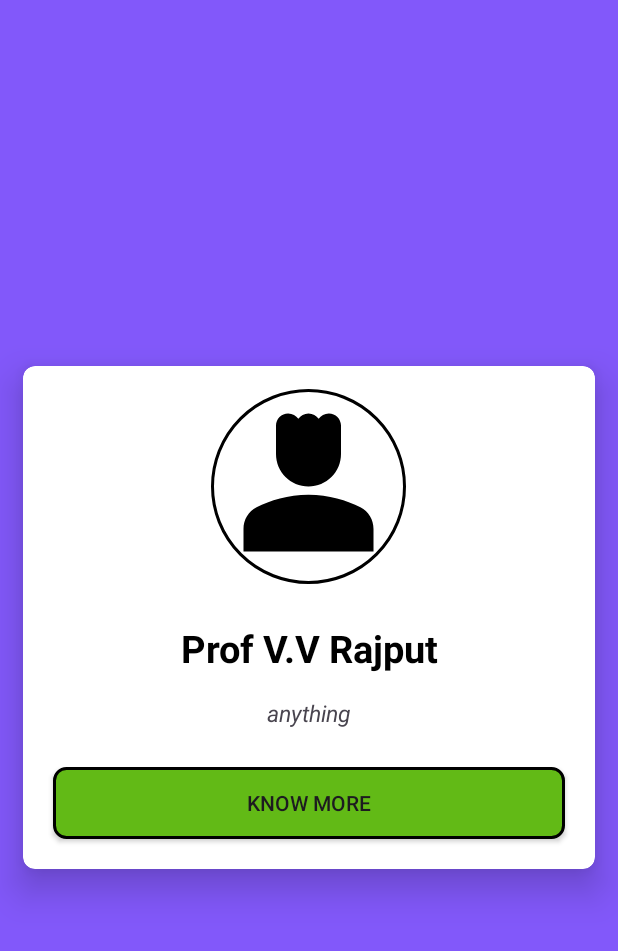
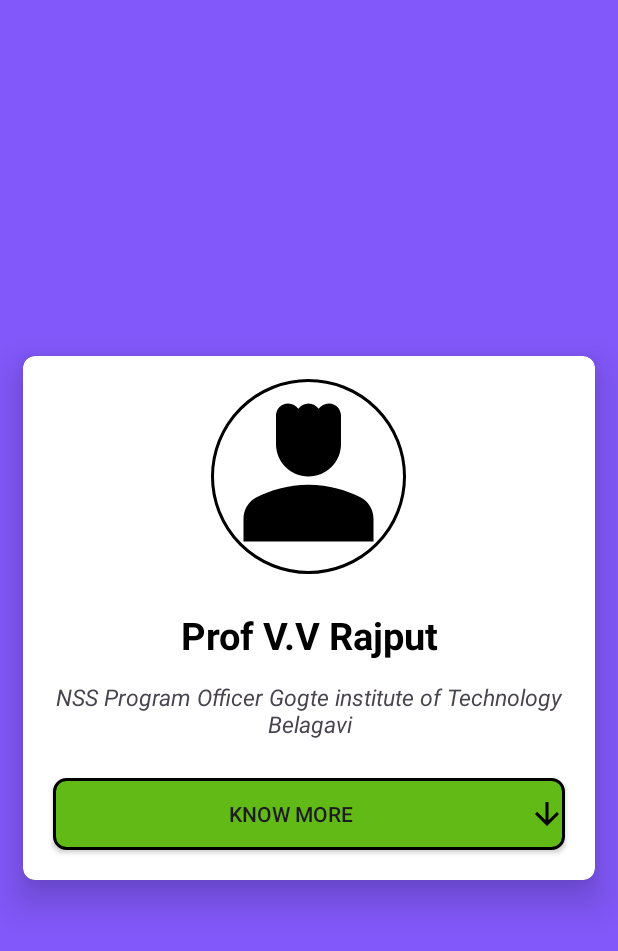
Before and after one commit to danu20002/Nss_Git_App, an Android app: the Program_officer screen opened directly, with no data from a screen before it, on a phone screen of 412 x 824 dp. Shown: the top 951 px of the screen. Run offline under Robolectric (Android 15) with nearby library versions, the phone set to English and light mode, and no system bars; our stand-ins replace CircleImageView.

Commit message:
Updated now

```diff
--- a/app/src/main/java/com/daneshnaik/nssgit/Program_officer.java
+++ b/app/src/main/java/com/daneshnaik/nssgit/Program_officer.java
@@ -1,14 +1,43 @@
 package com.daneshnaik.nssgit;
 
 import androidx.appcompat.app.AppCompatActivity;
+import androidx.appcompat.widget.AppCompatButton;
 
 import android.os.Bundle;
+import android.os.Handler;
+import android.view.View;
+import android.webkit.WebSettings;
+import android.webkit.WebView;
+
+import de.hdodenhof.circleimageview.CircleImageView;
 
 public class Program_officer extends AppCompatActivity {
-
+CircleImageView rajput_pic;
+AppCompatButton know_more_rajput;
+WebView about_rajput;
     @Override
     protected void onCreate(Bundle savedInstanceState) {
         super.onCreate(savedInstanceState);
         setContentView(R.layout.activity_program_officer);
+        know_more_rajput=findViewById(R.id.know_more_rajput);
+        about_rajput=findViewById(R.id.webview_rajput_program);
+        WebSettings settings=about_rajput.getSettings();
+        settings.setJavaScriptEnabled(true);
+        know_more_rajput.setOnClickListener(new View.OnClickListener() {
+            @Override
+            public void onClick(View view){
+                about_rajput.setVisibility(View.VISIBLE);
+                new Handler().postDelayed(new Runnable() {
+                    @Override
+                    public void run() {
+
+                        about_rajput.loadUrl("https://sapphire-lainey-83.tiiny.site");
+                    }
+                },100);
+
+            }
+        });
+
+
     }
 }
--- /dev/null
+++ b/app/src/main/res/drawable/baseline_arrow_downward_24.xml
@@ -0,0 +1,5 @@
+<vector android:height="24dp" android:tint="#000000"
+    android:viewportHeight="24" android:viewportWidth="24"
+    android:width="24dp" xmlns:android="http://schemas.android.com/apk/res/android">
+    <path android:fillColor="@android:color/white" android:pathData="M20,12l-1.41,-1.41L13,16.17V4h-2v12.17l-5.58,-5.59L4,12l8,8 8,-8z"/>
+</vector>
--- a/app/src/main/res/layout/activity_program_officer.xml
+++ b/app/src/main/res/layout/activity_program_officer.xml
@@ -39,12 +39,13 @@
                         android:textStyle="bold"
                         android:textColor="@color/black"
                         android:textSize="25sp"
-                        android:layout_margin="10dp"/>
+                        android:layout_margin="8dp"/>
                     <TextView
                         android:layout_width="match_parent"
                         android:layout_height="wrap_content"
                         android:textAlignment="center"
-                        android:text="anything"
+                        android:gravity="center"
+                        android:text="NSS Program Officer Gogte institute of Technology Belagavi"
                         android:layout_margin="5dp"
                         android:textStyle="italic"
                         android:textSize="15sp"
@@ -54,11 +55,12 @@
                        android:layout_height="wrap_content"
                        android:layout_margin="20dp"
                        android:background="@drawable/btn_background"
+                       android:drawableEnd="@drawable/baseline_arrow_downward_24"
                        android:text="Know More"
                        android:id="@+id/know_more_rajput"/>
                     <WebView
                         android:layout_width="match_parent"
-                        android:layout_height="wrap_content"
+                        android:layout_height="600dp"
                         android:layout_margin="10dp"
                         android:visibility="gone"
                         android:id="@+id/webview_rajput_program"
```
